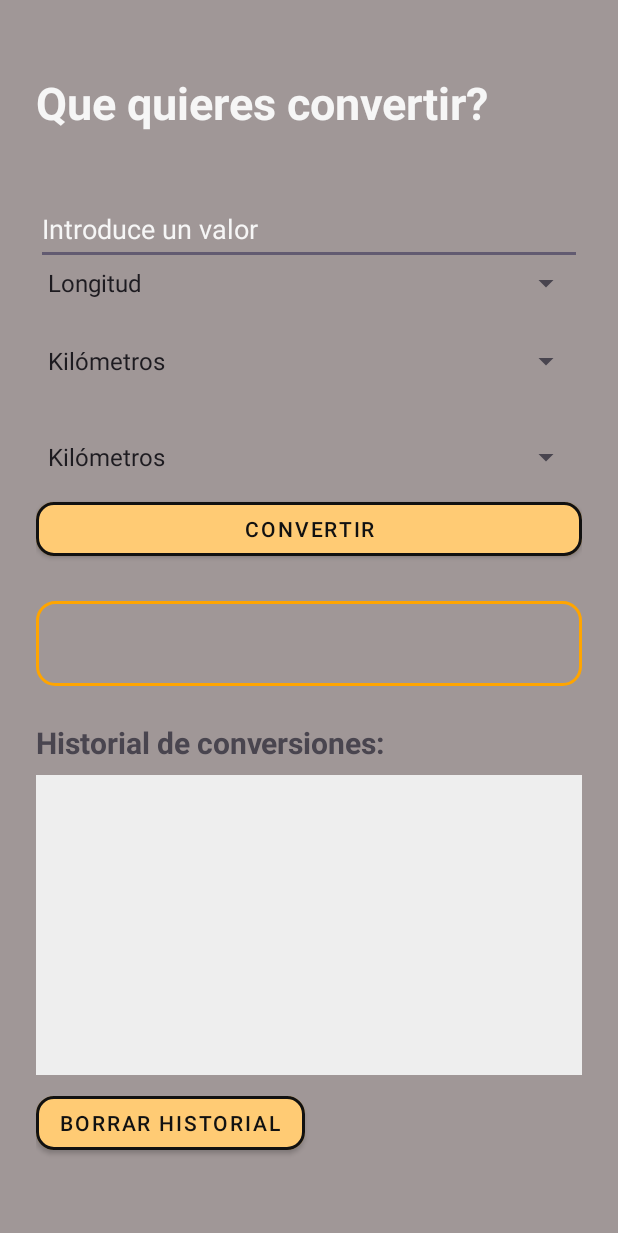
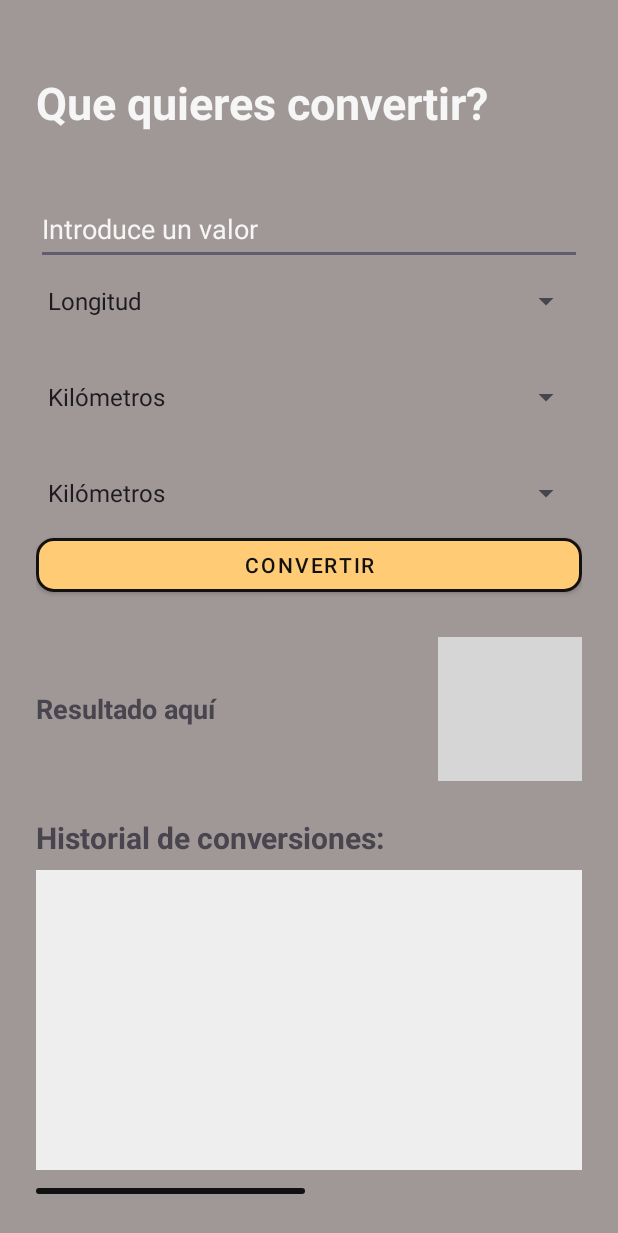
Before and after one commit to AlejandroHernanCid/ConvertidorUnidades, an Android app: the screen it shows after launch (MainActivity), on a phone screen of 412 x 824 dp. Shown: the top 1233 px of the screen. Run offline under Robolectric (Android 15) with nearby library versions, the phone set to English and light mode, and no system bars; grey boxes are pictures that could not be loaded.

Commit message:
funcionalidad para copiar lo convertido en el portapapeles

```diff
--- a/app/src/main/java/com/example/convertidormonedas/MainActivity.kt
+++ b/app/src/main/java/com/example/convertidormonedas/MainActivity.kt
@@ -1,11 +1,16 @@
 package com.example.convertidormonedas
 
+import android.annotation.SuppressLint
+import android.content.ClipData
+import android.content.ClipboardManager
+import android.content.Context
 import android.os.Bundle
 import android.view.View
 import android.widget.AdapterView
 import android.widget.ArrayAdapter
 import android.widget.Button
 import android.widget.EditText
+import android.widget.ImageButton
 import android.widget.Spinner
 import android.widget.TextView
 import android.widget.Toast
@@ -32,6 +37,7 @@ class MainActivity : AppCompatActivity() {
 
 
 
+    @SuppressLint("ServiceCast")
     override fun onCreate(savedInstanceState: Bundle?) {
         super.onCreate(savedInstanceState)
         enableEdgeToEdge()
@@ -74,8 +80,24 @@ class MainActivity : AppCompatActivity() {
             override fun onNothingSelected(parent: AdapterView<*>?) {}
         })
 
+        //Boton copiar
 
-            //Boton de convertir con la funcion de convertir
+        val btnCopiar = findViewById<ImageButton>(R.id.btnCopiar)
+        val tvResultado = findViewById<TextView>(R.id.tvResultado)
+
+        btnCopiar.setOnClickListener {
+            val texto = tvResultado.text.toString()
+            if (texto.isNotEmpty()) {
+                val clipboard = getSystemService(Context.CLIPBOARD_SERVICE) as ClipboardManager
+                val clip = ClipData.newPlainText("resultado", texto)
+                clipboard.setPrimaryClip(clip)
+                Toast.makeText(this, "Resultado copiado", Toast.LENGTH_SHORT).show()
+            }
+        }
+
+
+
+        //Boton de convertir con la funcion de convertir
 
         btnConvertir.setOnClickListener {
             convertir()
--- a/app/src/main/res/layout/activity_main.xml
+++ b/app/src/main/res/layout/activity_main.xml
@@ -1,5 +1,6 @@
 <?xml version="1.0" encoding="utf-8"?>
 <LinearLayout xmlns:android="http://schemas.android.com/apk/res/android"
+    xmlns:tools="http://schemas.android.com/tools"
     android:orientation="vertical"
     android:padding="24dp"
     android:layout_width="match_parent"
@@ -30,7 +31,8 @@
     <Spinner
         android:id="@+id/spinnerTipo"
         android:layout_width="match_parent"
-        android:layout_height="wrap_content"/>
+        android:layout_height="wrap_content"
+        android:minHeight="48dp" />
 
 
     <Spinner
@@ -56,14 +58,34 @@
 
 
 
-    <TextView
-        android:id="@+id/tvResultado"
-        android:textSize="18sp"
-        android:textStyle="bold"
-        android:layout_marginTop="24dp"
+    <LinearLayout
         android:layout_width="match_parent"
         android:layout_height="wrap_content"
-        style="@style/ResultadoBordeNaranja"/>
+        android:orientation="horizontal"
+        android:layout_marginTop="24dp"
+        android:gravity="center_vertical">
+
+        <TextView
+            android:id="@+id/tvResultado"
+            android:layout_width="0dp"
+            android:layout_height="wrap_content"
+            android:layout_weight="1"
+            android:textSize="18sp"
+            android:textStyle="bold"
+            android:paddingEnd="8dp"
+            android:text="Resultado aquí" />
+
+        <ImageButton
+            android:id="@+id/btnCopiar"
+            android:layout_width="wrap_content"
+            android:layout_height="wrap_content"
+            android:src="@drawable/ic_menu_copy"
+            android:contentDescription="Copiar resultado"
+            android:background="?attr/selectableItemBackgroundBorderless" />
+    </LinearLayout>
+
+
+
 
     <!--Historial-->
     <TextView
```
